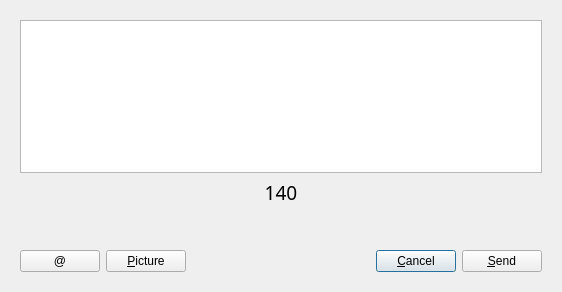
WeCase/WeCase, file ui/NewpostWindow.ui: the form before one commit.
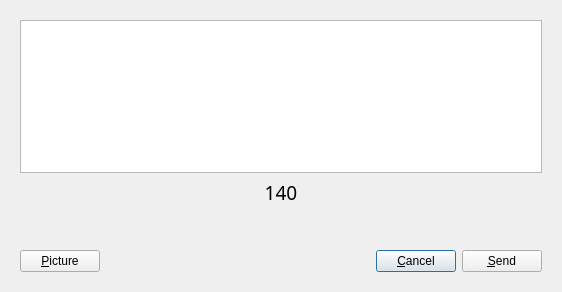
The form after the commit. Custom widgets are drawn as their Qt base class.

Commit message: 已经有自动 @ 提醒，去除 @ 按钮

```diff
--- a/ui/NewpostWindow.ui
+++ b/ui/NewpostWindow.ui
@@ -91,7 +91,7 @@
         </size>
        </property>
        <layout class="QGridLayout" name="gridLayout_2">
-        <item row="0" column="2">
+        <item row="0" column="1">
          <spacer name="horizontalSpacer">
           <property name="orientation">
            <enum>Qt::Horizontal</enum>
@@ -104,28 +104,21 @@
           </property>
          </spacer>
         </item>
-        <item row="0" column="3">
+        <item row="0" column="2">
          <widget class="QPushButton" name="pushButton_cancel">
           <property name="text">
            <string>&amp;Cancel</string>
           </property>
          </widget>
         </item>
-        <item row="0" column="1">
+        <item row="0" column="0">
          <widget class="QPushButton" name="pushButton_picture">
           <property name="text">
            <string>&amp;Picture</string>
           </property>
          </widget>
         </item>
-        <item row="0" column="0">
-         <widget class="QPushButton" name="pushButton_at">
-          <property name="text">
-           <string>@</string>
-          </property>
-         </widget>
-        </item>
-        <item row="0" column="4">
+        <item row="0" column="3">
          <widget class="QPushButton" name="pushButton_send">
           <property name="text">
            <string>&amp;Send</string>
@@ -133,7 +126,6 @@
          </widget>
         </item>
        </layout>
-       <zorder>pushButton_at</zorder>
        <zorder>pushButton_picture</zorder>
        <zorder>pushButton_cancel</zorder>
        <zorder>pushButton_send</zorder>
```
The commit also changes 1 other file.
